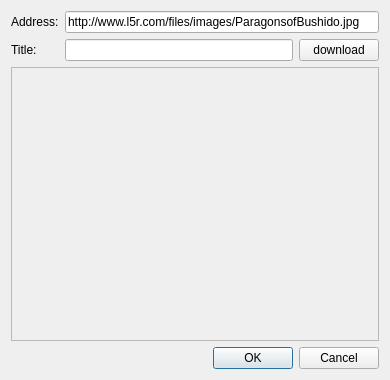
Qt form src/widgets/onlinepicturedialog.ui (Rolisteam/rolisteam) before a commit.
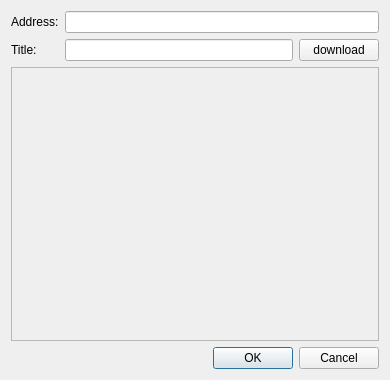
The same form after that commit.

Commit message: removal of default stuff

Patch:
```diff
--- a/src/widgets/onlinepicturedialog.ui
+++ b/src/widgets/onlinepicturedialog.ui
@@ -41,7 +41,7 @@
          <item>
           <widget class="QLineEdit" name="m_urlField">
            <property name="text">
-            <string>http://www.l5r.com/files/images/ParagonsofBushido.jpg</string>
+            <string/>
            </property>
           </widget>
          </item>
```
Left out of the diff: 2 changed lines with no effect on the pictures.
